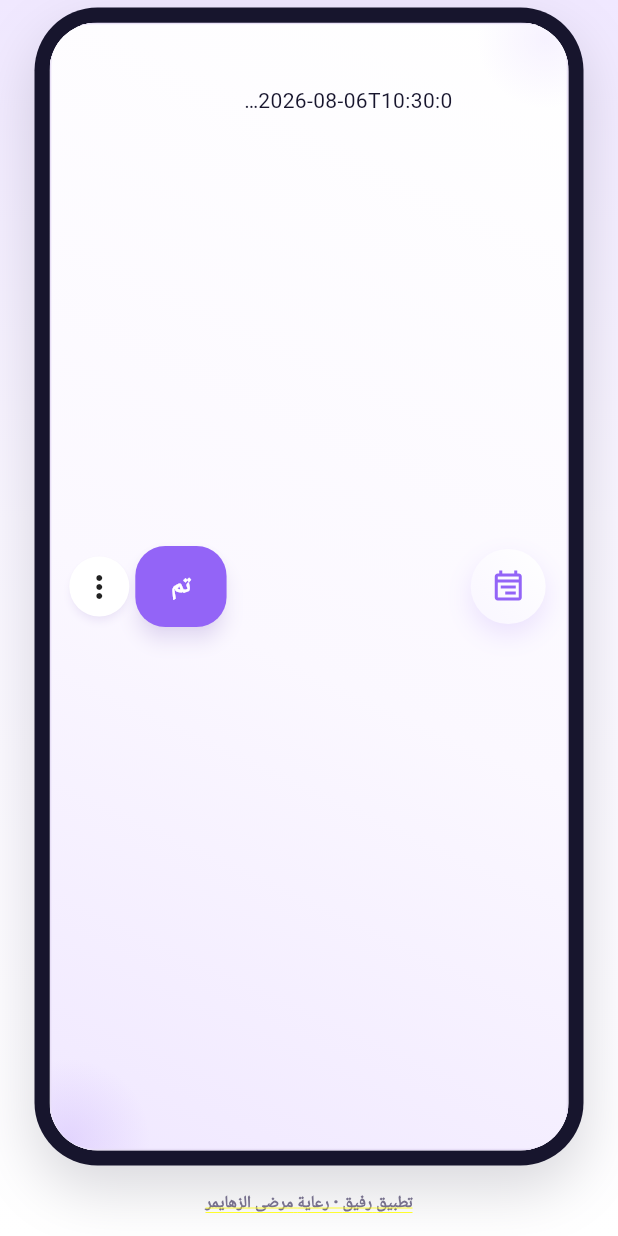
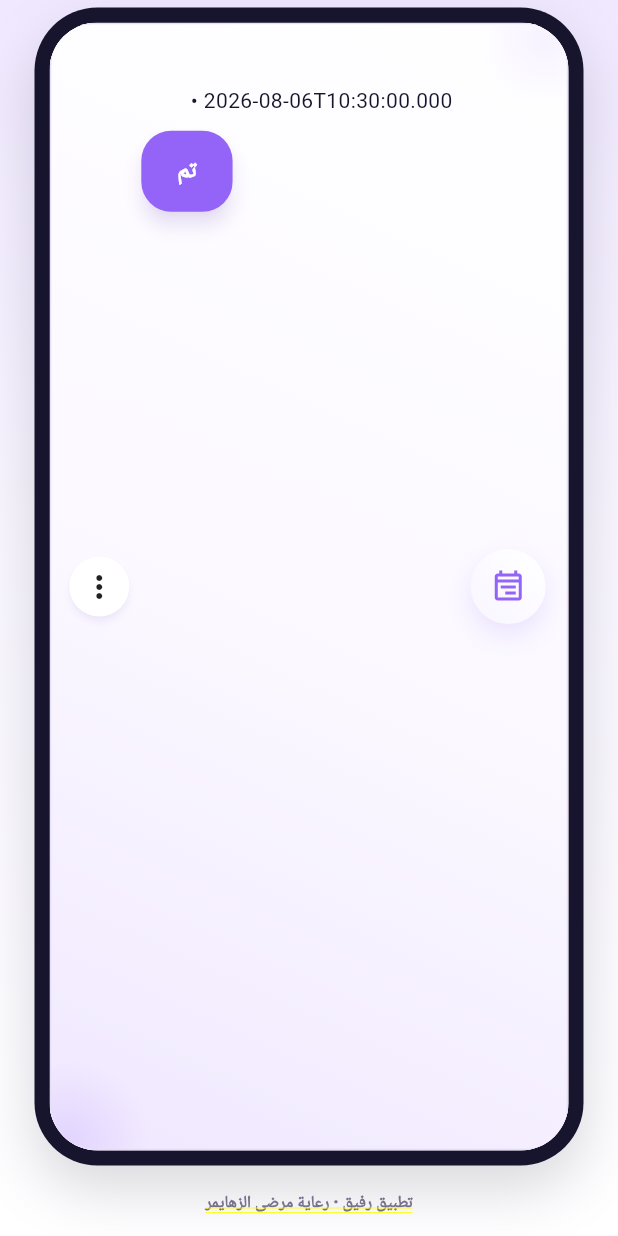
Before and after one commit to oly4/RAFEEQ, a Flutter app: the _RoutineItemCard widget shown alone on an empty page, opened directly with empty values, on a phone screen of 412 x 824 dp. Run offline on Flutter 3.47's test engine with Material 3 defaults, Android fonts, the phone set to English and light mode, and no system bars; our stand-ins replace camera, dio, flutter_riverpod, flutter_secure_storage, go_router, web; missing offline and left inert: dart:html, dart:js, dart:ui_web; accounts and stored records are empty.

Commit message:
Improve routine card text wrapping

```diff
--- a/apps/mobile/lib/features/dashboard/presentation/screens/caregiver_home_screen.dart
+++ b/apps/mobile/lib/features/dashboard/presentation/screens/caregiver_home_screen.dart
@@ -2260,8 +2260,7 @@ class _RoutineItemCard extends StatelessWidget {
               children: [
                 Text(
                   item['title'].toString(),
-                  maxLines: 2,
-                  overflow: TextOverflow.ellipsis,
+                  softWrap: true,
                   style: Theme.of(context)
                       .textTheme
                       .titleMedium
@@ -2271,15 +2270,14 @@ class _RoutineItemCard extends StatelessWidget {
                 Text(
                   '${localizedClockTime(context, item['scheduled_local_time'])} • '
                   '${localizedStatus(strings, occurrence?['status'] ?? 'pending')}',
-                  maxLines: 1,
+                  maxLines: 2,
                   overflow: TextOverflow.ellipsis,
                 ),
-              ],
-            ),
-          ),
-          const SizedBox(width: 10),
-          if (complete)
-            IconButton.filledTonal(
+                const SizedBox(height: 10),
+                Align(
+                  alignment: AlignmentDirectional.centerEnd,
+                  child: complete
+                      ? IconButton.filledTonal(
                           tooltip: _RoutineTabState._copy(
                               context, 'إزالة علامة تم', 'Mark not done'),
                           onPressed: onUndoComplete,
@@ -2288,17 +2286,25 @@ class _RoutineItemCard extends StatelessWidget {
                             color: RafeeqColors.success,
                           ),
                         )
-          else if (occurrence == null)
-            const Icon(Icons.circle_outlined,
+                      : occurrence == null
+                          ? const Icon(Icons.circle_outlined,
                               color: RafeeqColors.outline, size: 29)
-          else
-            ConstrainedBox(
-              constraints: const BoxConstraints(maxWidth: 118),
+                          : ConstrainedBox(
+                              constraints: const BoxConstraints(maxWidth: 150),
                               child: FilledButton.tonal(
                                 onPressed: onComplete,
-                child: FittedBox(child: Text(strings.complete)),
-              ),
-            ),
+                                child: Text(
+                                  strings.complete,
+                                  maxLines: 1,
+                                  overflow: TextOverflow.ellipsis,
+                                ),
+                              ),
+                            ),
+                ),
+              ],
+            ),
+          ),
+          const SizedBox(width: 4),
           PopupMenuButton<String>(
             tooltip: _RoutineTabState._copy(context, 'خيارات', 'Options'),
             onSelected: (value) {
```
Lines whose indentation alone changed are shown as unchanged.
